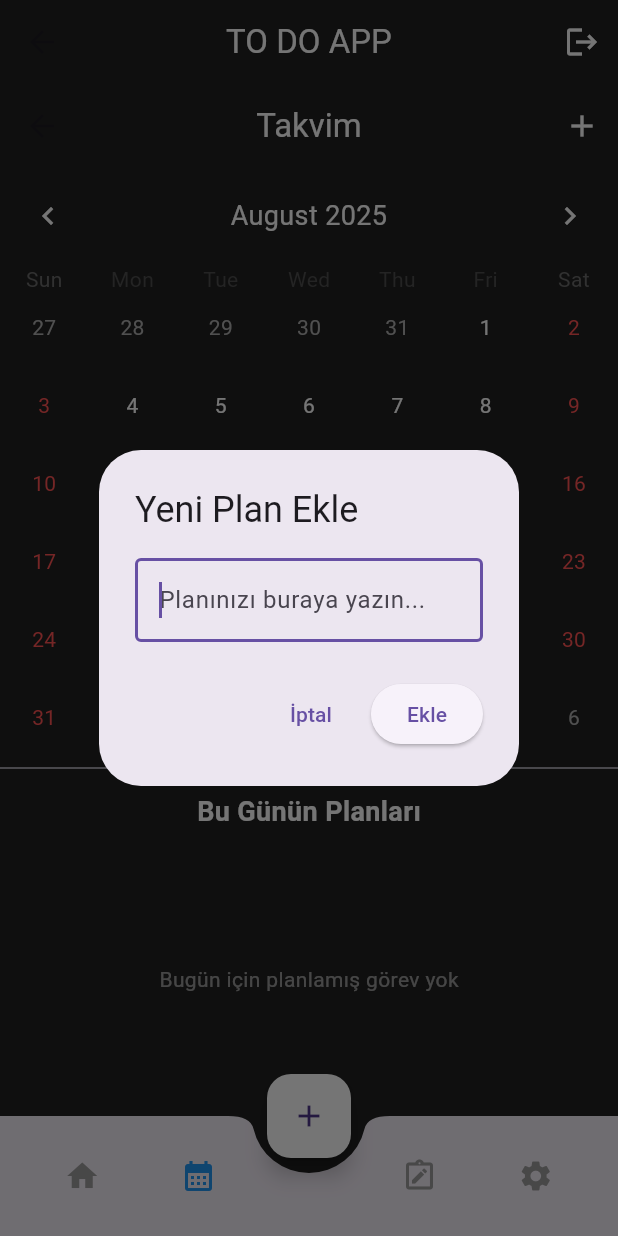
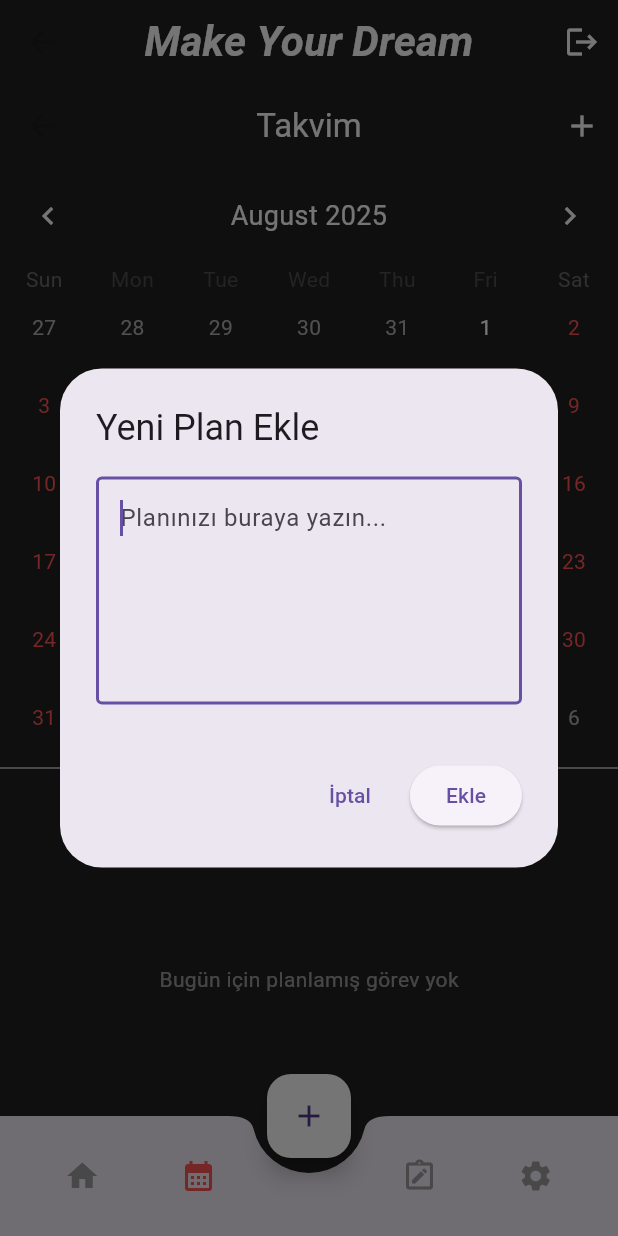
Before and after one commit to canberkkunt/to_do_app, a Flutter app: the HomePage screen opened by its route, item 2 of the bottom bar chosen, after a tap on the "add" icon, on a phone screen of 412 x 824 dp. Run offline on Flutter 3.47's test engine with Material 3 defaults, Android fonts, the phone set to English and light mode, and no system bars; drawn by our look-alikes of table_calendar; our stand-ins replace animated_text_kit, get, get_storage, google_fonts; accounts and stored records are empty; Roboto replaces fonts that are missing (Italiana).

Commit message:
outside_commit

```diff
--- a/lib/pages/calendar/calendar_page.dart
+++ b/lib/pages/calendar/calendar_page.dart
@@ -19,7 +19,7 @@ class CalendarPage extends GetView<CalendarController> {
         actions: [
           IconButton(
             onPressed: () {
-              _showAddEventDialog(controller);
+              _showAddEventDialog(controller, context);
             },
             icon: Icon(Icons.add, color: Colors.white),
           ),
@@ -156,18 +156,26 @@ class CalendarPage extends GetView<CalendarController> {
     );
   }
 
-  void _showAddEventDialog(CalendarController controller) {
+  void _showAddEventDialog(
+    CalendarController controller,
+    BuildContext context,
+  ) {
     final TextEditingController textEditingController = TextEditingController();
     final HomeController homeController = Get.find<HomeController>();
     Get.dialog(
       AlertDialog(
         title: Text('Yeni Plan Ekle'),
-        content: TextField(
-          controller: textEditingController,
-          autofocus: true,
-          decoration: InputDecoration(
-            hintText: 'Planınızı buraya yazın...',
-            border: OutlineInputBorder(),
+        content: Container(
+          width: MediaQuery.of(context).size.width,
+          height: MediaQuery.of(context).size.height / 5,
+          child: TextField(
+            maxLines: 5,
+            controller: textEditingController,
+            autofocus: true,
+            decoration: InputDecoration(
+              hintText: 'Planınızı buraya yazın...',
+              border: OutlineInputBorder(),
+            ),
           ),
         ),
         actions: [
--- a/lib/pages/home/home_page.dart
+++ b/lib/pages/home/home_page.dart
@@ -1,5 +1,6 @@
 import 'package:flutter/material.dart';
 import 'package:get/get.dart';
+import 'package:google_fonts/google_fonts.dart';
 import 'package:to_do_app/auth/auth_controller.dart';
 import 'package:to_do_app/pages/calendar/calendar_page.dart';
 import 'package:to_do_app/pages/home/home_controller.dart';
@@ -14,7 +15,15 @@ class HomePage extends GetView<HomeController> {
   Widget build(BuildContext context) {
     return Scaffold(
       appBar: AppBar(
-        title: const Text('TO DO APP', style: TextStyle(color: Colors.white)),
+        title: Text(
+          'Make Your Dream',
+          style: GoogleFonts.italiana(
+            color: Colors.white,
+            fontSize: 28.0,
+            fontStyle: FontStyle.italic,
+            fontWeight: FontWeight.bold,
+          ),
+        ),
         centerTitle: true,
         backgroundColor: Colors.grey.shade900,
         actions: [
@@ -62,7 +71,7 @@ class HomePage extends GetView<HomeController> {
                 onPressed: () => controller.changeIndex(0),
                 icon: const Icon(Icons.home),
                 color: controller.selectedIndex.value == 0
-                    ? Colors.blue
+                    ? Colors.redAccent
                     : Colors.grey,
               ),
               // İkon 1
@@ -70,7 +79,7 @@ class HomePage extends GetView<HomeController> {
                 onPressed: () => controller.changeIndex(1),
                 icon: const Icon(Icons.calendar_month),
                 color: controller.selectedIndex.value == 1
-                    ? Colors.blue
+                    ? Colors.redAccent
                     : Colors.grey,
               ),
               const SizedBox(width: 40.0), // Buton için boşluk
@@ -79,7 +88,7 @@ class HomePage extends GetView<HomeController> {
                 onPressed: () => controller.changeIndex(2),
                 icon: const Icon(Icons.note_alt_outlined),
                 color: controller.selectedIndex.value == 2
-                    ? Colors.blue
+                    ? Colors.redAccent
                     : Colors.grey,
               ),
               // İkon 3
@@ -87,7 +96,7 @@ class HomePage extends GetView<HomeController> {
                 onPressed: () => controller.changeIndex(3),
                 icon: const Icon(Icons.settings),
                 color: controller.selectedIndex.value == 3
-                    ? Colors.blue
+                    ? Colors.redAccent
                     : Colors.grey,
               ),
             ],
@@ -102,12 +111,17 @@ class HomePage extends GetView<HomeController> {
     return Get.dialog(
       AlertDialog(
         title: Text('Görevi Gir!'),
-        content: TextField(
-          controller: textEditingController,
-          autofocus: true,
-          decoration: InputDecoration(
-            hintText: 'Görevinizi Buraya Giriniz...',
-            border: OutlineInputBorder(),
+        content: Container(
+          width: MediaQuery.of(context).size.width,
+          height: MediaQuery.of(context).size.height / 5,
+          child: TextField(
+            maxLines: 5,
+            controller: textEditingController,
+            autofocus: true,
+            decoration: InputDecoration(
+              hintText: 'Görevinizi Buraya Giriniz...',
+              border: OutlineInputBorder(),
+            ),
           ),
         ),
         actions: [
--- a/lib/pages/home/widget/task_list_widget.dart
+++ b/lib/pages/home/widget/task_list_widget.dart
@@ -1,5 +1,6 @@
 import 'package:flutter/material.dart';
 import 'package:get/get.dart';
+import 'package:google_fonts/google_fonts.dart';
 import 'package:to_do_app/auth/auth_controller.dart';
 import 'package:to_do_app/pages/home/home_controller.dart';
 
@@ -29,9 +30,10 @@ class TaskListWidget extends StatelessWidget {
               child: Obx(
                 () => Text(
                   '${authController.greeting.value}, ${authController.userName.value}',
-                  style: const TextStyle(
+                  style: GoogleFonts.abel(
                     color: Colors.white,
-                    fontSize: 24,
+                    fontSize: 24.0,
+                    fontStyle: FontStyle.italic,
                     fontWeight: FontWeight.bold,
                   ),
                 ),
@@ -67,6 +69,7 @@ class TaskListWidget extends StatelessWidget {
                   );
                   final bool isFutureTask = taskDate.isAfter(today);
                   return ListTile(
+                    tileColor: task.isDone ? Colors.grey.shade800 : null,
                     subtitle: isFutureTask
                         ? Text(
                             'Tarih: ${task.date.day}/${task.date.month}/${task.date.year}',
@@ -78,6 +81,7 @@ class TaskListWidget extends StatelessWidget {
                         : null,
 
                     leading: Checkbox(
+                      activeColor: Colors.redAccent,
                       value: task.isDone,
                       onChanged: (value) {
                         controller.toggleTaskStatus(task.id);
@@ -86,10 +90,9 @@ class TaskListWidget extends StatelessWidget {
                     title: Text(
                       task.title,
                       style: TextStyle(
-                        color: Colors.white,
-                        decoration: task.isDone
-                            ? TextDecoration.lineThrough
-                            : TextDecoration.none,
+                        color: task.isDone
+                            ? Colors.grey.shade500
+                            : Colors.white,
                       ),
                     ),
                     trailing: IconButton(
--- a/lib/pages/notes/notes_page.dart
+++ b/lib/pages/notes/notes_page.dart
@@ -1,6 +1,7 @@
 import 'package:flutter/material.dart';
 import 'package:flutter/widgets.dart';
 import 'package:get/get.dart';
+import 'package:google_fonts/google_fonts.dart';
 import 'package:to_do_app/pages/notes/notes_controller.dart';
 
 class NotesPage extends GetView<NotesController> {
@@ -16,13 +17,21 @@ class NotesPage extends GetView<NotesController> {
         child: Column(
           children: [
             Card(
+              color: Colors.grey.shade800,
               child: Padding(
-                padding: EdgeInsets.all(8.0),
+                padding: EdgeInsets.all(16.0),
                 child: TextField(
                   controller: textEditingController,
                   maxLines: 5,
                   decoration: InputDecoration(
-                    hintText: 'Hayallerinizi yazın!',
+                    hint: Text(
+                      'Hayallerinizi Yazın...',
+                      style: GoogleFonts.abel(
+                        color: Colors.white,
+                        fontSize: 18.0,
+                        fontStyle: FontStyle.italic,
+                      ),
+                    ),
                     border: InputBorder.none,
                   ),
                 ),
@@ -30,11 +39,14 @@ class NotesPage extends GetView<NotesController> {
             ),
             SizedBox(height: 10),
             ElevatedButton(
+              style: ElevatedButton.styleFrom(
+                backgroundColor: Colors.grey.shade800,
+              ),
               onPressed: () {
                 controller.addNote(textEditingController.text);
                 textEditingController.clear();
               },
-              child: Text('Kaydet'),
+              child: Text('Kaydet', style: TextStyle(color: Colors.white)),
             ),
             SizedBox(height: 20),
             Divider(),
@@ -45,10 +57,13 @@ class NotesPage extends GetView<NotesController> {
                   itemBuilder: (context, index) {
                     final note = controller.notes[index];
                     return Card(
+                      color: Colors.grey.shade800,
                       margin: EdgeInsets.symmetric(vertical: 5.0),
                       child: ListTile(
-                        title: Text(note.content),
-
+                        title: Text(
+                          note.content,
+                          style: TextStyle(color: Colors.white),
+                        ),
                         trailing: Row(
                           mainAxisSize: MainAxisSize.min,
                           children: [
@@ -56,7 +71,7 @@ class NotesPage extends GetView<NotesController> {
                               onPressed: () {
                                 controller.pinNote(note.id);
                               },
-                              icon: Icon(Icons.push_pin, color: Colors.grey),
+                              icon: Icon(Icons.push_pin, color: Colors.white60),
                             ),
                             IconButton(
                               onPressed: () {
```
